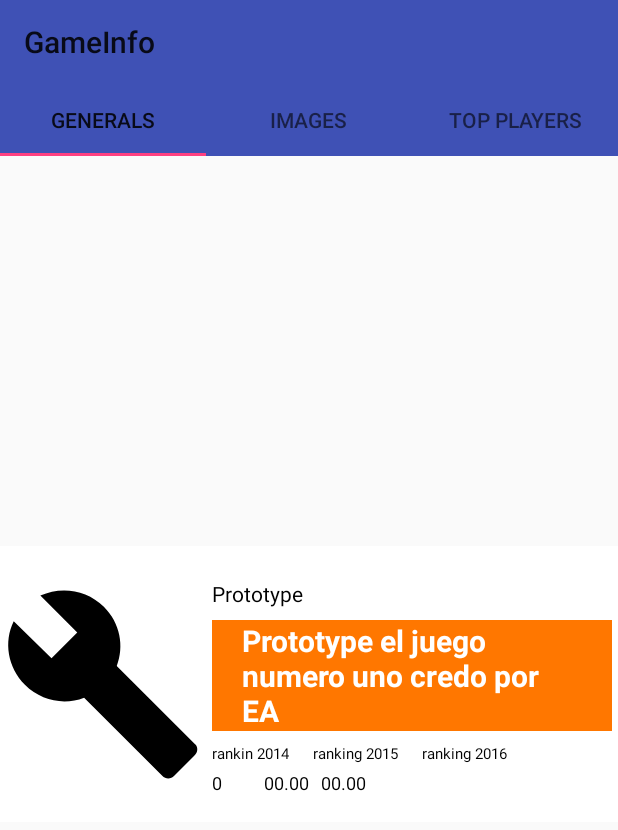
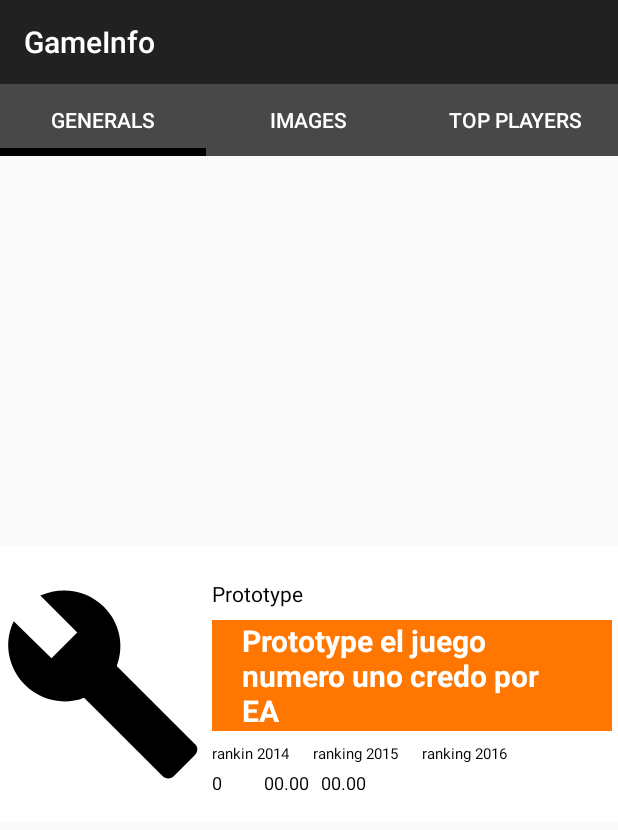
Before and after one commit to luisro369/Parcial2, an Android app: the GameInfo screen opened directly, with no data from a screen before it, on a phone screen of 412 x 824 dp. Shown: the top 830 px of the screen. Run offline under Robolectric (Android 15) with nearby library versions, the phone set to English and light mode, and no system bars.

Commit message:
arreglando estetica

```diff
--- a/app/src/main/res/layout/activity_game_info.xml
+++ b/app/src/main/res/layout/activity_game_info.xml
@@ -4,13 +4,15 @@
     xmlns:app="http://schemas.android.com/apk/res-auto"
     android:layout_width="match_parent"
     android:layout_height="match_parent"
-    android:orientation="vertical">
+    android:orientation="vertical"
+    >
 
     <android.support.v7.widget.Toolbar
         android:id="@+id/toolbar"
         android:layout_width="match_parent"
         android:layout_height="wrap_content"
         android:background="@color/colorPrimary"
+        app:titleTextColor="@color/blanco"
         >
 
     </android.support.v7.widget.Toolbar>
@@ -19,7 +21,11 @@
         android:id="@+id/tabLayout"
         android:layout_width="match_parent"
         android:layout_height="wrap_content"
-        android:background="@color/colorPrimary"
+        android:background="@color/colorPrimaryLight"
+        app:tabTextColor="@color/blanco"
+        app:tabSelectedTextColor="@color/blanco"
+        app:tabIndicatorColor="@color/colorPrimaryDark"
+        app:tabIndicatorHeight="5dp"
         />
     <android.support.v4.view.ViewPager
         android:id="@+id/viewPager"
--- a/app/src/main/res/values/colors.xml
+++ b/app/src/main/res/values/colors.xml
@@ -1,8 +1,9 @@
 <?xml version="1.0" encoding="utf-8"?>
 <resources>
-    <color name="colorPrimary">#3F51B5</color>
-    <color name="colorPrimaryDark">#303F9F</color>
-    <color name="colorAccent">#FF4081</color>
+    <color name="colorPrimary">#212121</color>
+    <color name="colorPrimaryDark">#000000</color>
+    <color name="colorPrimaryLight">#484848</color>
+    <color name="colorAccent">#ff0000</color>
     <color name="blanco">#ffffff</color>
     <color name="orange">#ff7700</color>
 </resources>
```
